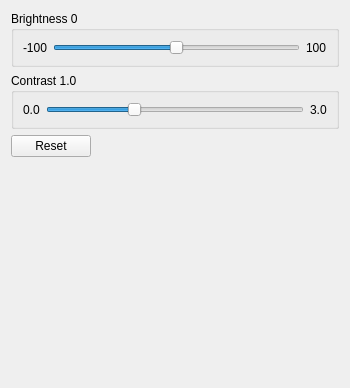
Old version of the form imagecontrols.ui in the repository cleonro/QCVImageViewer.
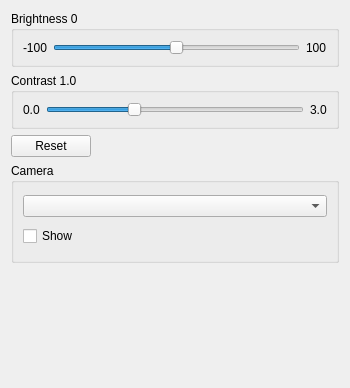
New version of the form.

Commit message: camera stream.

Diff of the .ui file:
```diff
--- a/imagecontrols.ui
+++ b/imagecontrols.ui
@@ -124,6 +124,31 @@
      </item>
     </layout>
    </item>
+   <item>
+    <widget class="QGroupBox" name="groupBox">
+     <property name="minimumSize">
+      <size>
+       <width>0</width>
+       <height>100</height>
+      </size>
+     </property>
+     <property name="title">
+      <string>Camera</string>
+     </property>
+     <layout class="QVBoxLayout" name="verticalLayout_4">
+      <item>
+       <widget class="QComboBox" name="cameraList"/>
+      </item>
+      <item>
+       <widget class="QCheckBox" name="cameraShow">
+        <property name="text">
+         <string>Show</string>
+        </property>
+       </widget>
+      </item>
+     </layout>
+    </widget>
+   </item>
    <item>
     <spacer name="verticalSpacer">
      <property name="orientation">
```
The commit also changes 5 other files.
